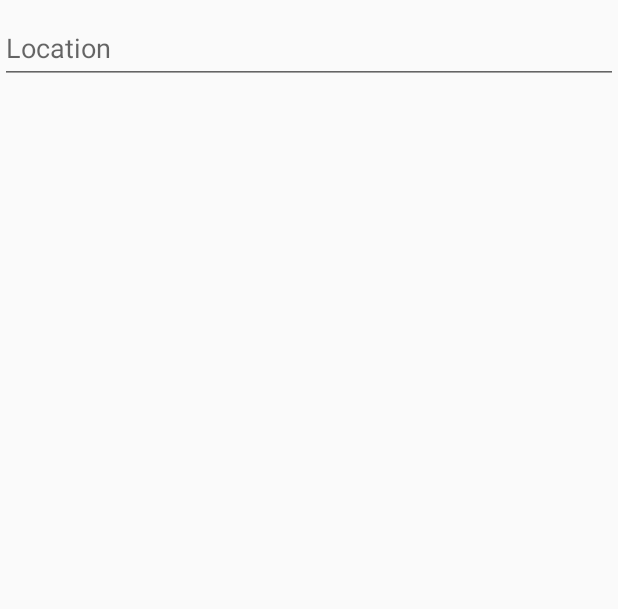
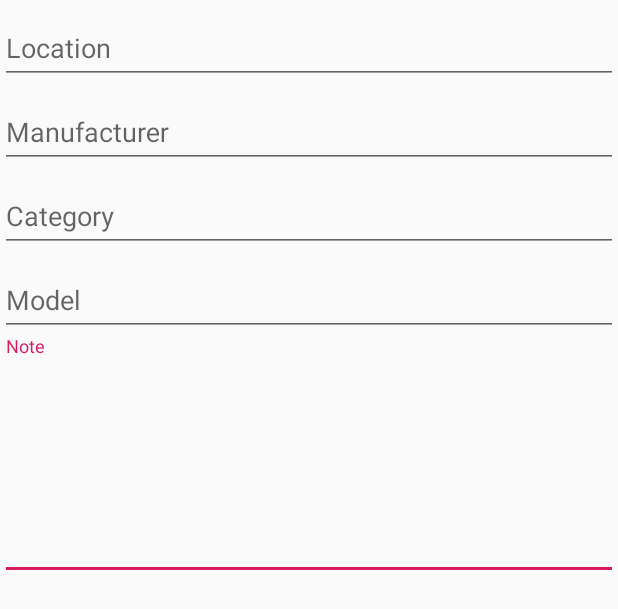
Before and after one commit to seemoo-lab/Hardwhere, an Android app: the layout fragment_editor.xml on its own in the app's theme, with its tools: preview values and no code run, on a phone screen of 412 x 824 dp. Shown: the top 609 px of the screen. Run offline under Robolectric (Android 15) with nearby library versions, the phone set to English and light mode, and no system bars.

Commit message:
Fix scan-data restore, add notes field,scan clear
Signed-off-by: Aron Heinecke <aron.heinecke@t-online.de>

```diff
--- a/app/src/main/java/com/heinecke/aron/LARS/MainViewModel.kt
+++ b/app/src/main/java/com/heinecke/aron/LARS/MainViewModel.kt
@@ -12,7 +12,7 @@ class MainViewModel : ViewModel() {
      */
     val scanData = MutableLiveData<Int?>()
     val loginData = MutableLiveData<LoginData>()
-    val userData = MutableLiveData<UserData>()
+    val userData = MutableLiveData<UserData?>(null)
     public fun getLoginData(context: Context): LoginData {
         var data = loginData.value
         if (data == null) {
--- a/app/src/main/java/com/heinecke/aron/LARS/data/APIClient.kt
+++ b/app/src/main/java/com/heinecke/aron/LARS/data/APIClient.kt
@@ -10,7 +10,7 @@ class APIClient {
     companion object {
         fun getClient(baseUrl: String, token: String): Retrofit {
             val interceptor = HttpLoggingInterceptor()
-            interceptor.level = HttpLoggingInterceptor.Level.BODY
+            interceptor.level = HttpLoggingInterceptor.Level.NONE
 
             val client: OkHttpClient =
                 OkHttpClient.Builder().addInterceptor {
--- a/app/src/main/java/com/heinecke/aron/LARS/data/model/LoginData.kt
+++ b/app/src/main/java/com/heinecke/aron/LARS/data/model/LoginData.kt
@@ -1,7 +1,10 @@
 package com.heinecke.aron.LARS.data.model
 
+import android.os.Parcelable
 import com.google.gson.annotations.SerializedName
+import kotlinx.android.parcel.Parcelize
 
+@Parcelize
 data class LoginData(
     @SerializedName("uid")
     val userID: Int,
@@ -9,4 +12,4 @@ data class LoginData(
     val apiToken: String,
     @SerializedName("url")
     val apiBackend: String
-)
+) : Parcelable
--- a/app/src/main/java/com/heinecke/aron/LARS/data/model/UserData.kt
+++ b/app/src/main/java/com/heinecke/aron/LARS/data/model/UserData.kt
@@ -1,3 +1,7 @@
 package com.heinecke.aron.LARS.data.model
 
-data class UserData(val name: String, val email: String)
+import android.os.Parcelable
+import kotlinx.android.parcel.Parcelize
+
+@Parcelize
+data class UserData(val name: String, val email: String) : Parcelable
--- a/app/src/main/java/com/heinecke/aron/LARS/ui/editor/EditorViewModel.kt
+++ b/app/src/main/java/com/heinecke/aron/LARS/ui/editor/EditorViewModel.kt
@@ -8,6 +8,7 @@ import com.heinecke.aron.LARS.data.model.Asset
 class EditorViewModel : ViewModel() {
     private val assetMutable: MutableLiveData<Asset> = MutableLiveData()
     internal var asset: LiveData<Asset> = assetMutable
+    val multiEdit: MutableLiveData<Boolean> = MutableLiveData()
 
     fun EditorViewModel() {
         // trigger user load.
--- a/app/src/main/java/com/heinecke/aron/LARS/ui/scan/ScanViewModel.kt
+++ b/app/src/main/java/com/heinecke/aron/LARS/ui/scan/ScanViewModel.kt
@@ -3,11 +3,13 @@ package com.heinecke.aron.LARS.ui.scan
 import androidx.lifecycle.LiveData
 import androidx.lifecycle.MutableLiveData
 import androidx.lifecycle.ViewModel
+import com.heinecke.aron.LARS.data.model.Asset
 
 class ScanViewModel : ViewModel() {
 
     private val _text = MutableLiveData<String>().apply {
         value = "This is scan Fragment"
     }
+    val scanList: ArrayList<Asset> = ArrayList()
     val text: LiveData<String> = _text
 }
--- /dev/null
+++ b/app/src/main/res/drawable/ic_delete_white_24dp.xml
@@ -0,0 +1,5 @@
+<vector android:height="24dp" android:tint="#FFFFFF"
+    android:viewportHeight="24.0" android:viewportWidth="24.0"
+    android:width="24dp" xmlns:android="http://schemas.android.com/apk/res/android">
+    <path android:fillColor="#FF000000" android:pathData="M6,19c0,1.1 0.9,2 2,2h8c1.1,0 2,-0.9 2,-2V7H6v12zM19,4h-3.5l-1,-1h-5l-1,1H5v2h14V4z"/>
+</vector>
--- a/app/src/main/res/layout/fragment_editor.xml
+++ b/app/src/main/res/layout/fragment_editor.xml
@@ -18,5 +18,54 @@
                 android:focusable="false"
                 android:hint="@string/hint_location" />
         </com.google.android.material.textfield.TextInputLayout>
+        <com.google.android.material.textfield.TextInputLayout
+            android:layout_width="match_parent"
+            android:layout_height="match_parent">
+
+            <com.google.android.material.textfield.TextInputEditText
+                android:id="@+id/manufacturerPicker"
+                android:layout_width="match_parent"
+                android:layout_height="wrap_content"
+                android:focusable="false"
+                android:hint="@string/hint_manufacturer" />
+        </com.google.android.material.textfield.TextInputLayout>
+        <com.google.android.material.textfield.TextInputLayout
+            android:layout_width="match_parent"
+            android:layout_height="match_parent">
+
+            <com.google.android.material.textfield.TextInputEditText
+                android:id="@+id/categoryPicker"
+                android:layout_width="match_parent"
+                android:layout_height="wrap_content"
+                android:focusable="false"
+                android:hint="@string/hint_category" />
+        </com.google.android.material.textfield.TextInputLayout>
+        <com.google.android.material.textfield.TextInputLayout
+            android:layout_width="match_parent"
+            android:layout_height="match_parent">
+
+            <com.google.android.material.textfield.TextInputEditText
+                android:id="@+id/modelPicker"
+                android:layout_width="match_parent"
+                android:layout_height="wrap_content"
+                android:focusable="false"
+                android:hint="@string/hint_model" />
+        </com.google.android.material.textfield.TextInputLayout>
+        <com.google.android.material.textfield.TextInputLayout
+            android:layout_width="match_parent"
+            android:layout_height="match_parent">
+
+            <com.google.android.material.textfield.TextInputEditText
+                android:id="@+id/commentEditor"
+                android:inputType="textMultiLine"
+                android:lines="4"
+                android:hint="@string/hint_note"
+                android:minLines="6"
+                android:gravity="top|start"
+                android:layout_height="wrap_content"
+                android:layout_width="match_parent"
+                android:scrollbars="vertical"
+                android:importantForAutofill="no" />
+        </com.google.android.material.textfield.TextInputLayout>
     </LinearLayout>
 </ScrollView>
--- a/app/src/main/res/menu/scan.xml
+++ b/app/src/main/res/menu/scan.xml
@@ -2,6 +2,11 @@
 <menu xmlns:app="http://schemas.android.com/apk/res-auto"
     xmlns:android="http://schemas.android.com/apk/res/android">
 
+    <item
+        android:id="@+id/clear"
+        android:icon="@drawable/ic_delete_white_24dp"
+        android:title="@string/title_clear"
+        app:showAsAction="ifRoom" />
     <item
         android:id="@+id/edit"
         android:icon="@drawable/ic_mode_edit_white_24dp"
--- a/app/src/main/res/values/strings.xml
+++ b/app/src/main/res/values/strings.xml
@@ -26,8 +26,12 @@
     <string name="action_settings">Settings</string>
     <string name="invalid_asset_code">Invalid QR Code</string>
     <string name="title_multiedit">Multi-Edit</string>
+    <string name="title_clear">Clear List</string>
     <string name="invalid_scan_id">Invalid ID ? Unable to fetch asset.</string>
     <string name="hint_location">Location</string>
+    <string name="hint_category">Category</string>
+    <string name="hint_model">Model</string>
+    <string name="hint_manufacturer">Manufacturer</string>
     <string name="error_fetch_selectable">Can\'t fetch data!</string>
 
     <string name="menu_home">Home</string>
@@ -43,4 +47,5 @@
     <!-- TODO: Remove or change this placeholder text -->
     <string name="hello_blank_fragment">Hello blank fragment</string>
     <string name="search">Search</string>
+    <string name="hint_note">Note</string>
 </resources>
```
Also changed, not shown: app/src/main/java/com/heinecke/aron/LARS/ui/editor/EditorFragment.kt (+36 -15 lines), app/src/main/java/com/heinecke/aron/LARS/ui/scan/ScanFragment.kt (+38 -20 lines).
